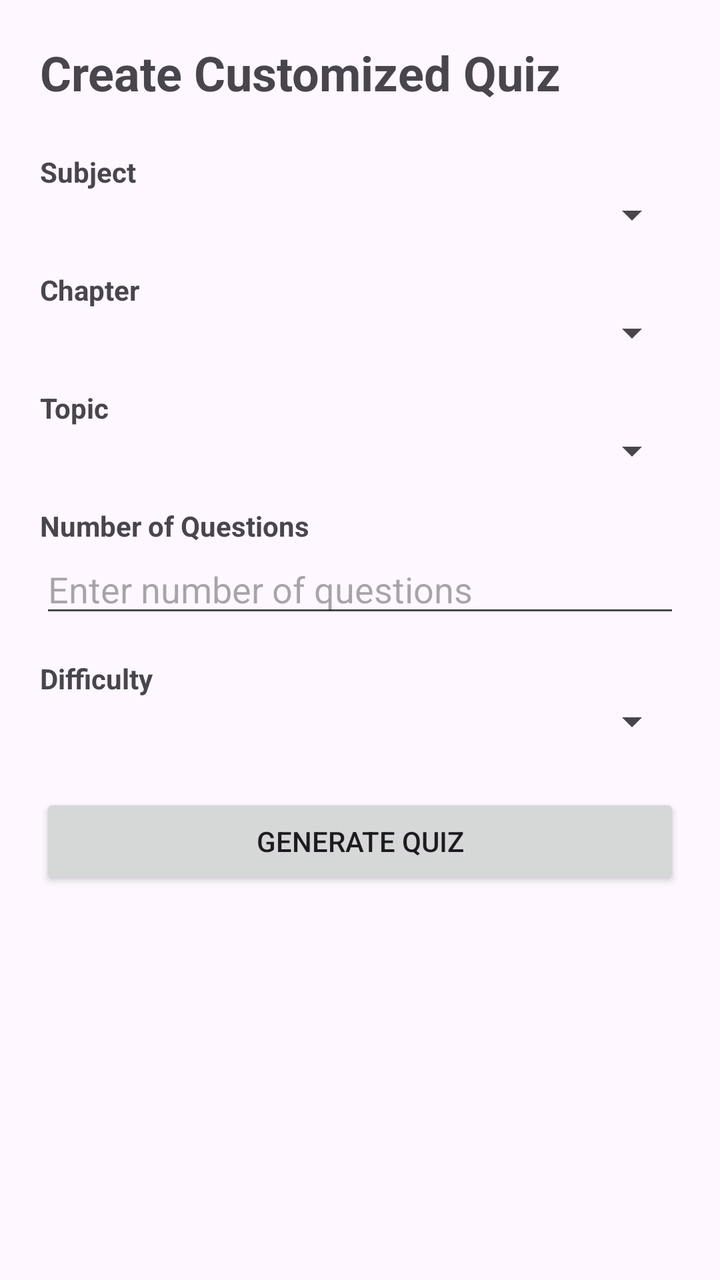
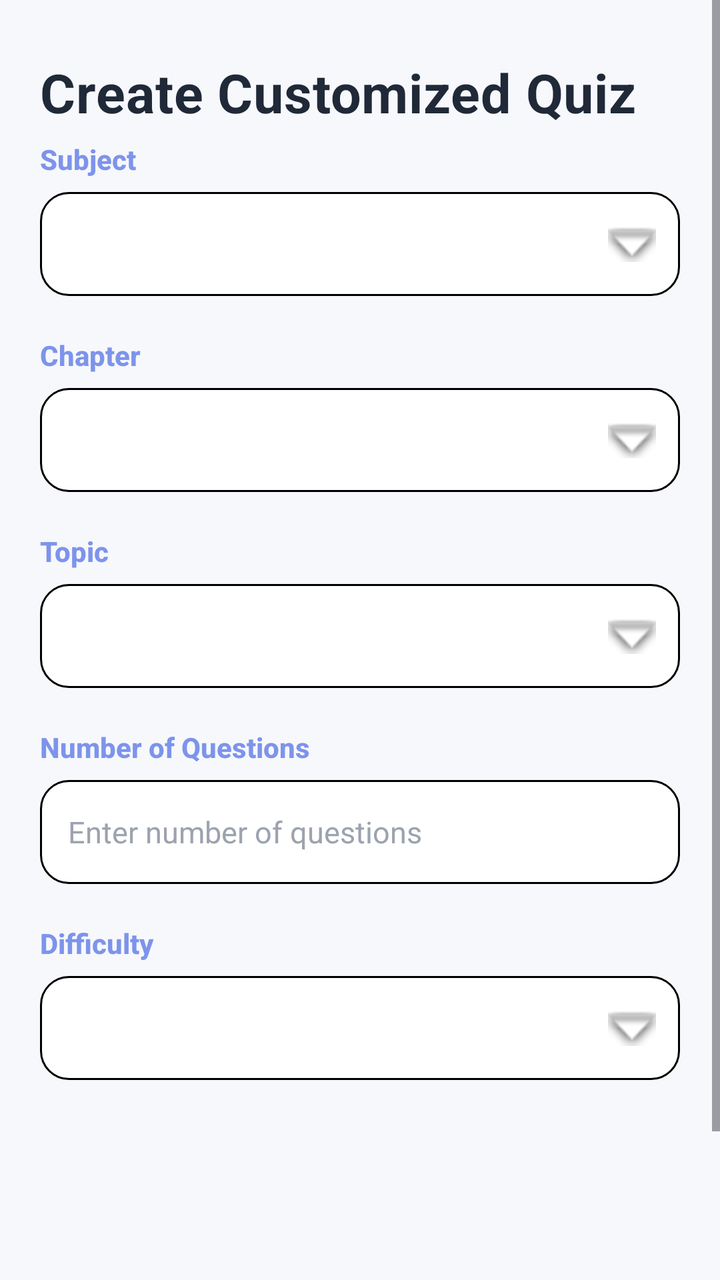

Two renders of the same Android screen: before a commit and after it. Below are the layout's source before the change and the commit's diff.
<!-- AndroidManifest.xml: application theme Theme.EduQuiz -->
<!-- res/layout/activity_customized_quiz.xml -->
<?xml version="1.0" encoding="utf-8"?>
<ScrollView
    xmlns:android="http://schemas.android.com/apk/res/android"
    android:layout_width="match_parent"
    android:layout_height="match_parent">

    <LinearLayout
        android:layout_width="match_parent"
        android:layout_height="wrap_content"
        android:orientation="vertical"
        android:padding="20dp">

        <TextView
            android:layout_width="match_parent"
            android:layout_height="wrap_content"
            android:text="Create Customized Quiz"
            android:textSize="24sp"
            android:textStyle="bold"
            android:layout_marginBottom="24dp"/>

        <TextView
            android:layout_width="match_parent"
            android:layout_height="wrap_content"
            android:text="Subject"
            android:textStyle="bold"/>

        <Spinner
            android:id="@+id/spinnerCustomSubject"
            android:layout_width="match_parent"
            android:layout_height="wrap_content"
            android:layout_marginBottom="16dp"/>

        <TextView
            android:layout_width="match_parent"
            android:layout_height="wrap_content"
            android:text="Chapter"
            android:textStyle="bold"/>

        <Spinner
            android:id="@+id/spinnerCustomChapter"
            android:layout_width="match_parent"
            android:layout_height="wrap_content"
            android:layout_marginBottom="16dp"/>

        <TextView
            android:layout_width="match_parent"
            android:layout_height="wrap_content"
            android:text="Topic"
            android:textStyle="bold"/>

        <Spinner
            android:id="@+id/spinnerCustomTopic"
            android:layout_width="match_parent"
            android:layout_height="wrap_content"
            android:layout_marginBottom="16dp"/>

        <TextView
            android:layout_width="match_parent"
            android:layout_height="wrap_content"
            android:text="Number of Questions"
            android:textStyle="bold"/>

        <EditText
            android:id="@+id/etNumberOfQuestions"
            android:layout_width="match_parent"
            android:layout_height="wrap_content"
            android:hint="Enter number of questions"
            android:inputType="number"
            android:layout_marginBottom="16dp"/>

        <TextView
            android:layout_width="match_parent"
            android:layout_height="wrap_content"
            android:text="Difficulty"
            android:textStyle="bold"/>

        <Spinner
            android:id="@+id/spinnerCustomDifficulty"
            android:layout_width="match_parent"
            android:layout_height="wrap_content"
            android:layout_marginBottom="24dp"/>

        <androidx.appcompat.widget.AppCompatButton
            android:id="@+id/btnGenerateCustomQuiz"
            android:layout_width="match_parent"
            android:layout_height="wrap_content"
            android:text="Generate Quiz"/>

    </LinearLayout>

</ScrollView>
<!-- resources referenced by this layout -->
<resources>
  <style name="Theme.EduQuiz" parent="Base.Theme.EduQuiz" />
  <style name="Base.Theme.EduQuiz" parent="Theme.Material3.DayNight.NoActionBar">
          
          
      </style>
</resources>

<!-- the commit's change to res/layout/activity_customized_quiz.xml (unified diff, before → after) -->
@@ -2,89 +2,214 @@
 <ScrollView
     xmlns:android="http://schemas.android.com/apk/res/android"
     android:layout_width="match_parent"
-    android:layout_height="match_parent">
+    android:layout_height="match_parent"
+    android:background="#F7F8FC"
+    android:fillViewport="true">
 
     <LinearLayout
         android:layout_width="match_parent"
         android:layout_height="wrap_content"
         android:orientation="vertical"
+        android:backgroundTint="@color/faint_sky_blue"
         android:padding="20dp">
 
+        
         <TextView
             android:layout_width="match_parent"
             android:layout_height="wrap_content"
             android:text="Create Customized Quiz"
-            android:textSize="24sp"
-            android:textStyle="bold"
-            android:layout_marginBottom="24dp"/>
-
+            android:textColor="#1F2937"
+            android:textSize="27sp"
+            android:textStyle="bold"
+            android:fontFamily="sans-serif"
+            android:letterSpacing="0.01"
+            android:layout_marginTop="8dp"
+            android:layout_marginBottom="6dp"/>
+
+
+        
         <TextView
             android:layout_width="match_parent"
             android:layout_height="wrap_content"
             android:text="Subject"
-            android:textStyle="bold"/>
-
-        <Spinner
-            android:id="@+id/spinnerCustomSubject"
-            android:layout_width="match_parent"
-            android:layout_height="wrap_content"
-            android:layout_marginBottom="16dp"/>
-
+            android:textColor="@color/blue"
+            android:textSize="14sp"
+            android:textStyle="bold"
+            android:fontFamily="sans-serif-medium"
+            android:layout_marginBottom="7dp"/>
+
+        <FrameLayout
+            android:layout_width="match_parent"
+            android:layout_height="52dp"
+            android:layout_marginBottom="20dp">
+
+            <Spinner
+                android:id="@+id/spinnerCustomSubject"
+                android:layout_width="match_parent"
+                android:layout_height="match_parent"
+                android:background="@drawable/edit2"
+                android:paddingStart="14dp"
+                android:paddingEnd="45dp"
+                android:spinnerMode="dropdown"/>
+
+            <ImageView
+                android:layout_width="24dp"
+                android:layout_height="24dp"
+                android:layout_gravity="end|center_vertical"
+                android:layout_marginEnd="12dp"
+                android:src="@android:drawable/arrow_down_float"
+                android:contentDescription="Dropdown"/>
+        </FrameLayout>
+
+
+        
         <TextView
             android:layout_width="match_parent"
             android:layout_height="wrap_content"
             android:text="Chapter"
-            android:textStyle="bold"/>
-
-        <Spinner
-            android:id="@+id/spinnerCustomChapter"
-            android:layout_width="match_parent"
-            android:layout_height="wrap_content"
-            android:layout_marginBottom="16dp"/>
-
+            android:textColor="@color/blue"
+            android:textSize="14sp"
+            android:textStyle="bold"
+            android:fontFamily="sans-serif-medium"
+            android:layout_marginBottom="7dp"/>
+
+        <FrameLayout
+            android:layout_width="match_parent"
+            android:layout_height="52dp"
+            android:layout_marginBottom="20dp">
+
+            <Spinner
+                android:id="@+id/spinnerCustomChapter"
+                android:layout_width="match_parent"
+                android:layout_height="match_parent"
+                android:background="@drawable/edit2"
+                android:paddingStart="14dp"
+                android:paddingEnd="45dp"
+                android:spinnerMode="dropdown"/>
+
+            <ImageView
+                android:layout_width="24dp"
+                android:layout_height="24dp"
+                android:layout_gravity="end|center_vertical"
+                android:layout_marginEnd="12dp"
+                android:src="@android:drawable/arrow_down_float"
+                android:contentDescription="Dropdown"/>
+        </FrameLayout>
+
+
+        
         <TextView
             android:layout_width="match_parent"
             android:layout_height="wrap_content"
             android:text="Topic"
-            android:textStyle="bold"/>
-
-        <Spinner
-            android:id="@+id/spinnerCustomTopic"
-            android:layout_width="match_parent"
-            android:layout_height="wrap_content"
-            android:layout_marginBottom="16dp"/>
-
+            android:textColor="@color/blue"
+            android:textSize="14sp"
+            android:textStyle="bold"
+            android:fontFamily="sans-serif-medium"
+            android:layout_marginBottom="7dp"/>
+
+        <FrameLayout
+            android:layout_width="match_parent"
+            android:layout_height="52dp"
+            android:layout_marginBottom="20dp">
+
+            <Spinner
+                android:id="@+id/spinnerCustomTopic"
+                android:layout_width="match_parent"
+                android:layout_height="match_parent"
+                android:background="@drawable/edit2"
+                android:paddingStart="14dp"
+                android:paddingEnd="45dp"
+                android:spinnerMode="dropdown"/>
+
+            <ImageView
+                android:layout_width="24dp"
+                android:layout_height="24dp"
+                android:layout_gravity="end|center_vertical"
+                android:layout_marginEnd="12dp"
+                android:src="@android:drawable/arrow_down_float"
+                android:contentDescription="Dropdown"/>
+        </FrameLayout>
+
+
+        
         <TextView
             android:layout_width="match_parent"
             android:layout_height="wrap_content"
             android:text="Number of Questions"
-            android:textStyle="bold"/>
+            android:textColor="@color/blue"
+            android:textSize="14sp"
+            android:textStyle="bold"
+            android:fontFamily="sans-serif-medium"
+            android:layout_marginBottom="7dp"/>
 
         <EditText
             android:id="@+id/etNumberOfQuestions"
             android:layout_width="match_parent"
-            android:layout_height="wrap_content"
+            android:layout_height="52dp"
             android:hint="Enter number of questions"
+            android:textColor="#1F2937"
+            android:textColorHint="#9CA3AF"
+            android:textSize="15sp"
+            android:fontFamily="sans-serif"
             android:inputType="number"
-            android:layout_marginBottom="16dp"/>
-
+            android:singleLine="true"
+            android:paddingStart="14dp"
+            android:paddingEnd="14dp"
+            android:background="@drawable/edit2"
+            android:layout_marginBottom="20dp"/>
+
+
+        
         <TextView
             android:layout_width="match_parent"
             android:layout_height="wrap_content"
             android:text="Difficulty"
-            android:textStyle="bold"/>
-
-        <Spinner
-            android:id="@+id/spinnerCustomDifficulty"
-            android:layout_width="match_parent"
-            android:layout_height="wrap_content"
-            android:layout_marginBottom="24dp"/>
-
+            android:textColor="@color/blue"
+            android:textSize="14sp"
+            android:textStyle="bold"
+            android:fontFamily="sans-serif-medium"
+            android:layout_marginBottom="7dp"/>
+
+        <FrameLayout
+            android:layout_width="match_parent"
+            android:layout_height="52dp"
+            android:layout_marginBottom="30dp">
+
+            <Spinner
+                android:id="@+id/spinnerCustomDifficulty"
+                android:layout_width="match_parent"
+                android:layout_height="match_parent"
+                android:background="@drawable/edit2"
+                android:paddingStart="14dp"
+                android:paddingEnd="45dp"
+                android:spinnerMode="dropdown"/>
+
+            <ImageView
+                android:layout_width="24dp"
+                android:layout_height="24dp"
+                android:layout_gravity="end|center_vertical"
+                android:layout_marginEnd="12dp"
+                android:src="@android:drawable/arrow_down_float"
+                android:contentDescription="Dropdown"/>
+        </FrameLayout>
+
+
+        
         <androidx.appcompat.widget.AppCompatButton
             android:id="@+id/btnGenerateCustomQuiz"
             android:layout_width="match_parent"
-            android:layout_height="wrap_content"
-            android:text="Generate Quiz"/>
+            android:layout_height="54dp"
+            android:text="Generate Quiz"
+            android:textColor="#0AEB13"
+            android:textSize="16sp"
+            android:textStyle="bold"
+            android:fontFamily="sans-serif-medium"
+            android:textAllCaps="false"
+            android:background="@drawable/button_bg"
+            android:backgroundTint="@color/gray2"
+            android:elevation="3dp"
+            android:layout_marginTop="80dp"/>
 
     </LinearLayout>
 
<!-- resource entries referenced after the edit -->
@@ -1,6 +1,50 @@
 <!-- resources referenced by this layout -->
 <resources>
+  <color name="blue">#7D94EB</color>
+  <color name="faint_sky_blue">#CFF8F2</color>
+  <color name="gray2">#DAD7D7</color>
+  <!-- drawable button_bg (drawable) -->
+  <?xml version="1.0" encoding="utf-8"?>
+  <selector xmlns:android="http://schemas.android.com/apk/res/android">
+  
+      
+      <item android:state_pressed="true">
+          <shape android:shape="rectangle">
+              <solid android:color="#4549C9" />
+              <corners android:radius="14dp" />
+              <padding
+                  android:left="20dp"
+                  android:top="12dp"
+                  android:right="20dp"
+                  android:bottom="12dp" />
+          </shape>
+      </item>
+  
+      
+      <item>
+          <shape android:shape="rectangle">
+              <solid android:color="#b7efe2" />
+              <corners android:radius="14dp" />
+              <padding
+                  android:left="20dp"
+                  android:top="12dp"
+                  android:right="20dp"
+                  android:bottom="12dp" />
+          </shape>
+      </item>
+  
+  </selector>
+  <!-- drawable edit2 (drawable) -->
+  <?xml version="1.0" encoding="utf-8"?>
+  <shape xmlns:android="http://schemas.android.com/apk/res/android">
+      <corners android:radius="14dp"/>
+      <stroke android:color="@color/black" android:width="0.9dp"/>
+      <solid android:color="@color/white"/>
+      <size android:height="10dp"/>
+  </shape>
   <style name="Theme.EduQuiz" parent="Base.Theme.EduQuiz" />
+  <color name="black">#FF000000</color>
+  <color name="white">#FFFFFFFF</color>
   <style name="Base.Theme.EduQuiz" parent="Theme.Material3.DayNight.NoActionBar">
           
           
